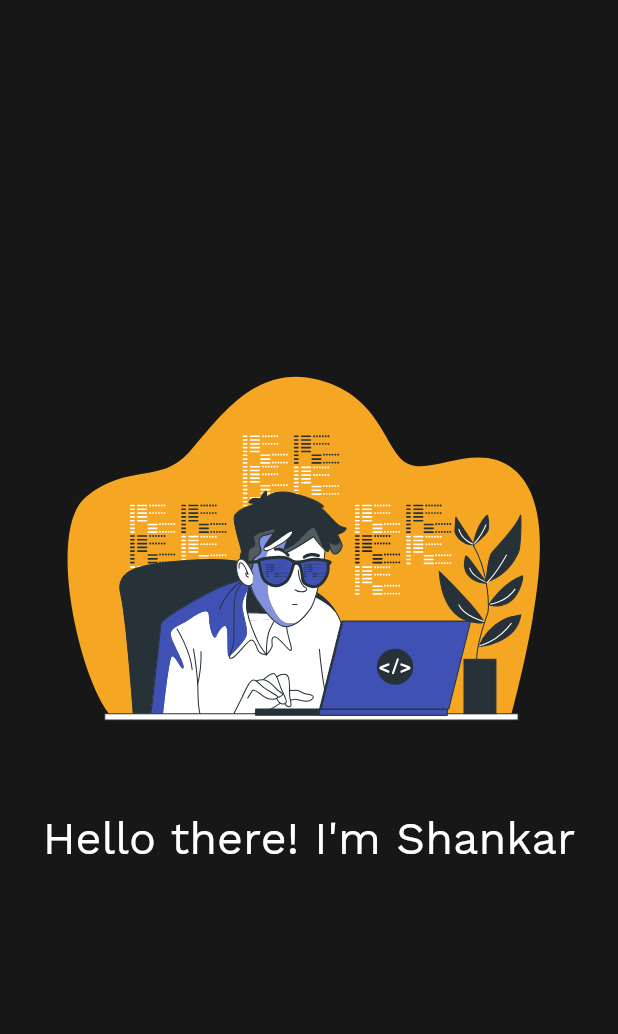
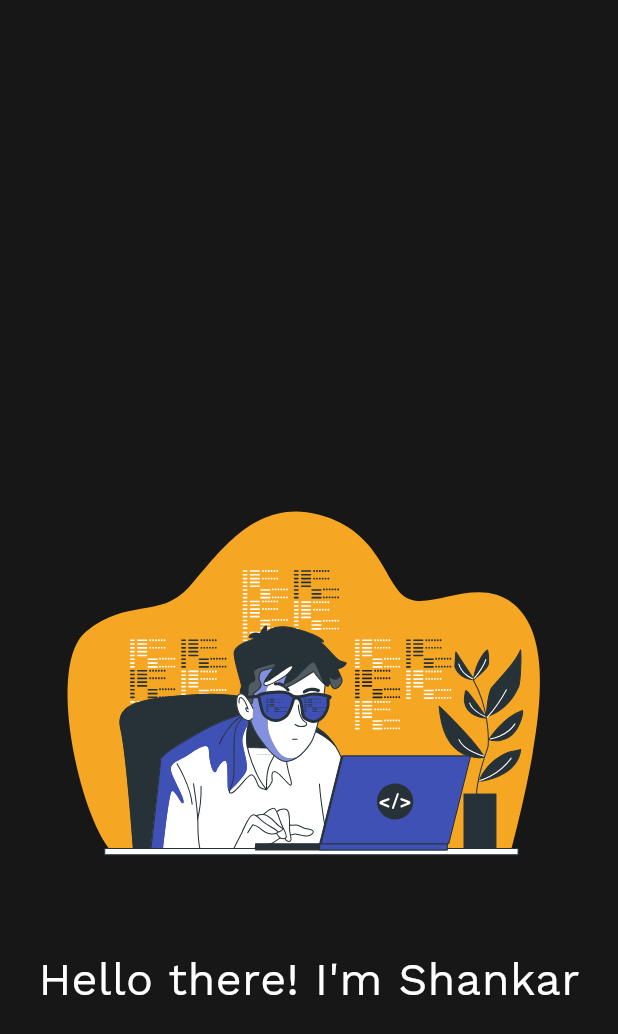
Before and after one commit to ShankarKakumani/ShankarKakumani, a Flutter app: the screen it shows after launch, on a phone screen of 412 x 824 dp. Shown: the top 1034 px of the screen. Run offline on Flutter 3.47's test engine with Material 2 defaults, Android fonts, the phone set to English and light mode, and no system bars; drawn by our look-alikes of animated_text_kit; our stand-ins replace get, google_fonts, lottie, url_strategy.

```diff
--- a/lib/presentation/views/work_in_progress/work_in_progress_screen.dart
+++ b/lib/presentation/views/work_in_progress/work_in_progress_screen.dart
@@ -16,31 +16,26 @@ class WorkInProgressScreen extends StatelessWidget {
         crossAxisAlignment: CrossAxisAlignment.center,
         mainAxisAlignment: MainAxisAlignment.center,
         children: [
+          Spacer(),
           SizedBox(
             child: Lottie.asset(
               AssetManager.workingAnimation,
             ),
           ),
-          DefaultTextStyle(
-            style: GoogleFonts.workSans(
-              fontSize: 30.0,
-              color: Colors.white,
-            ),
-            child: AnimatedTextKit(
-              totalRepeatCount: 1,
-              animatedTexts: [
-                TypewriterAnimatedText(
-                  'Hello there! I\'m Shankar',
-                  speed: const Duration(milliseconds: 150),
+          AnimatedTextKit(
+            animatedTexts: [
+              TypewriterAnimatedText(
+                'Hello there! I\'m Shankar',
+                speed: const Duration(milliseconds: 150),
+                textStyle: GoogleFonts.workSans(
+                  fontSize: 30.0,
+                  color: Colors.white,
                 ),
-              ],
-              onTap: () {
-                print("Tap Event");
-              },
-            ),
+              ),
+            ],
           ),
           const SizedBox(
-            height: 50,
+            height: 150,
             width: double.infinity,
           )
         ],
```
Also changed, not shown: 3 other files.
